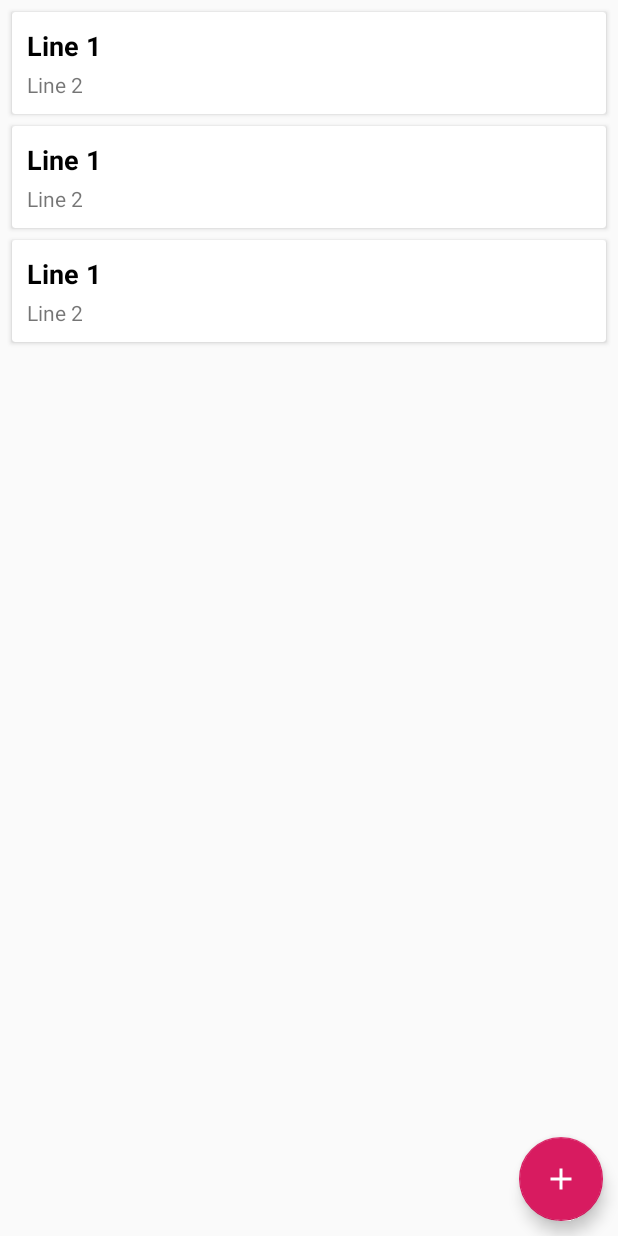
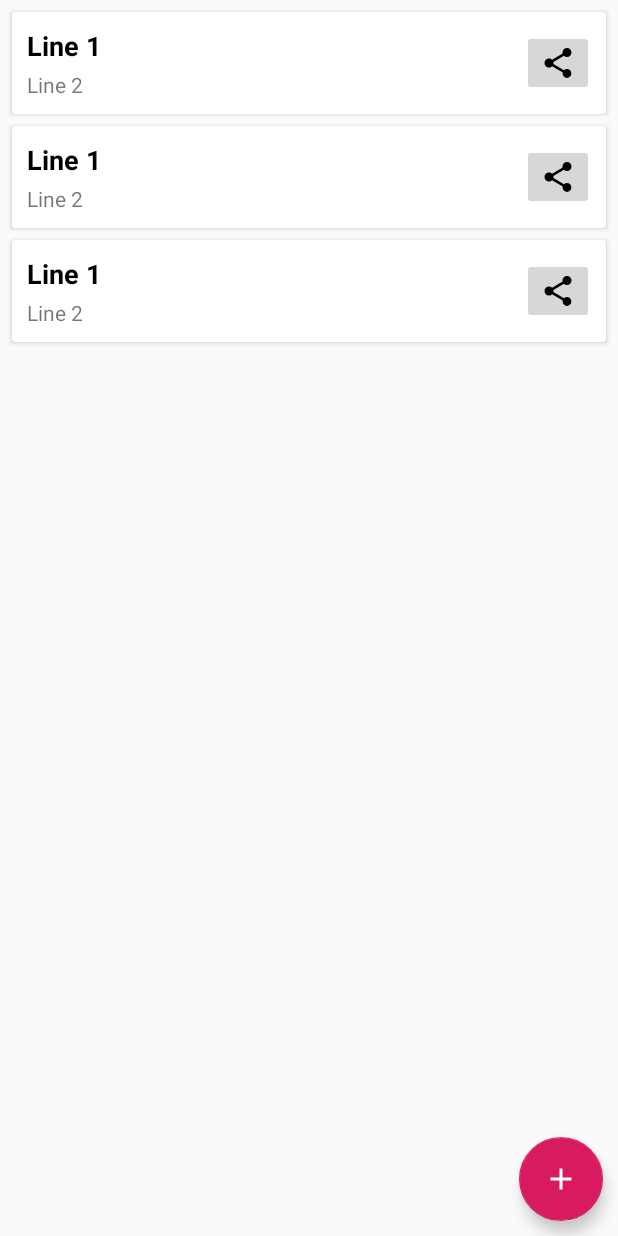
Before and after one commit to gustaacamargo/ToDoListWithRoom, an Android app: the layout activity_main.xml on its own in the app's theme, with its tools: preview values and no code run, on a phone screen of 412 x 824 dp. Run offline under Robolectric (Android 15) with nearby library versions, the phone set to English and light mode, and no system bars.

Commit message:
Adiciona botão de compartilhar texto

```diff
--- a/app/src/main/java/com/camargo/todolist/adapters/ToDoAdapter.kt
+++ b/app/src/main/java/com/camargo/todolist/adapters/ToDoAdapter.kt
@@ -139,6 +139,10 @@ class ToDoAdapter(
             itemView.text_view_2.text = Editable.Factory.getInstance().newEditable(todo.description)
             if(todo.status == "[FEITO]") {
                 itemView.textView1.paintFlags = itemView.textView1.paintFlags or Paint.STRIKE_THRU_TEXT_FLAG
+                itemView.bt_share.visibility = View.VISIBLE
+            }
+            else {
+                itemView.bt_share.visibility = View.GONE
             }
 
             itemView.setOnClickListener {
--- /dev/null
+++ b/app/src/main/res/drawable/ic_share.xml
@@ -0,0 +1,9 @@
+<vector xmlns:android="http://schemas.android.com/apk/res/android"
+        android:width="24dp"
+        android:height="24dp"
+        android:viewportWidth="24.0"
+        android:viewportHeight="24.0">
+    <path
+        android:fillColor="#FF000000"
+        android:pathData="M18,16.08c-0.76,0 -1.44,0.3 -1.96,0.77L8.91,12.7c0.05,-0.23 0.09,-0.46 0.09,-0.7s-0.04,-0.47 -0.09,-0.7l7.05,-4.11c0.54,0.5 1.25,0.81 2.04,0.81 1.66,0 3,-1.34 3,-3s-1.34,-3 -3,-3 -3,1.34 -3,3c0,0.24 0.04,0.47 0.09,0.7L8.04,9.81C7.5,9.31 6.79,9 6,9c-1.66,0 -3,1.34 -3,3s1.34,3 3,3c0.79,0 1.5,-0.31 2.04,-0.81l7.12,4.16c-0.05,0.21 -0.08,0.43 -0.08,0.65 0,1.61 1.31,2.92 2.92,2.92 1.61,0 2.92,-1.31 2.92,-2.92s-1.31,-2.92 -2.92,-2.92z"/>
+</vector>
--- a/app/src/main/res/layout/item.xml
+++ b/app/src/main/res/layout/item.xml
@@ -25,7 +25,7 @@
             android:textSize="18sp"
             android:textStyle="bold"
             app:layout_constraintBottom_toTopOf="@+id/text_view_2"
-            app:layout_constraintEnd_toEndOf="parent"
+            app:layout_constraintEnd_toStartOf="@+id/bt_share"
             app:layout_constraintStart_toStartOf="parent"
             app:layout_constraintTop_toTopOf="parent" />
 
@@ -39,9 +39,18 @@
             android:layout_marginBottom="2dp"
             android:text="@string/line_2"
             app:layout_constraintBottom_toBottomOf="parent"
-            app:layout_constraintEnd_toEndOf="parent"
+            app:layout_constraintEnd_toStartOf="@+id/bt_share"
             app:layout_constraintStart_toStartOf="parent"
             app:layout_constraintTop_toBottomOf="@+id/textView1" />
 
+        <ImageButton
+            android:id="@+id/bt_share"
+            android:layout_width="0dp"
+            android:layout_height="wrap_content"
+            app:layout_constraintBottom_toBottomOf="parent"
+            app:layout_constraintEnd_toEndOf="parent"
+            app:layout_constraintTop_toTopOf="parent"
+            app:srcCompat="@drawable/ic_share" />
+
     </androidx.constraintlayout.widget.ConstraintLayout>
 </androidx.cardview.widget.CardView>
```
